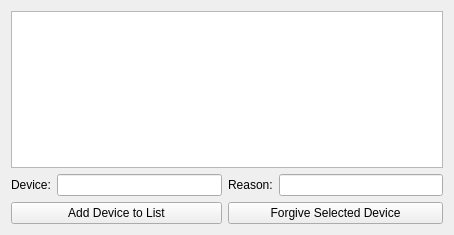
Old version of the form ui/widgets/dvbanwidget.ui in the repository StarixWoS/ReMix.
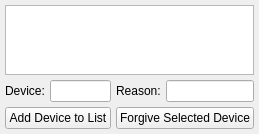
New version of the form.

Patch:
```diff
--- a/ui/widgets/dvbanwidget.ui
+++ b/ui/widgets/dvbanwidget.ui
@@ -6,14 +6,29 @@
    <rect>
     <x>0</x>
     <y>0</y>
-    <width>454</width>
-    <height>235</height>
+    <width>232</width>
+    <height>133</height>
    </rect>
   </property>
   <property name="windowTitle">
    <string>Form</string>
   </property>
   <layout class="QGridLayout" name="gridLayout">
+   <property name="leftMargin">
+    <number>5</number>
+   </property>
+   <property name="topMargin">
+    <number>5</number>
+   </property>
+   <property name="rightMargin">
+    <number>5</number>
+   </property>
+   <property name="bottomMargin">
+    <number>5</number>
+   </property>
+   <property name="spacing">
+    <number>5</number>
+   </property>
    <item row="0" column="0" colspan="4">
     <widget class="QTableView" name="dvBanTable">
      <property name="alternatingRowColors">
@@ -32,7 +47,7 @@
       <bool>false</bool>
      </property>
      <attribute name="horizontalHeaderVisible">
-      <bool>true</bool>
+      <bool>false</bool>
      </attribute>
      <attribute name="horizontalHeaderStretchLastSection">
       <bool>true</bool>
```
